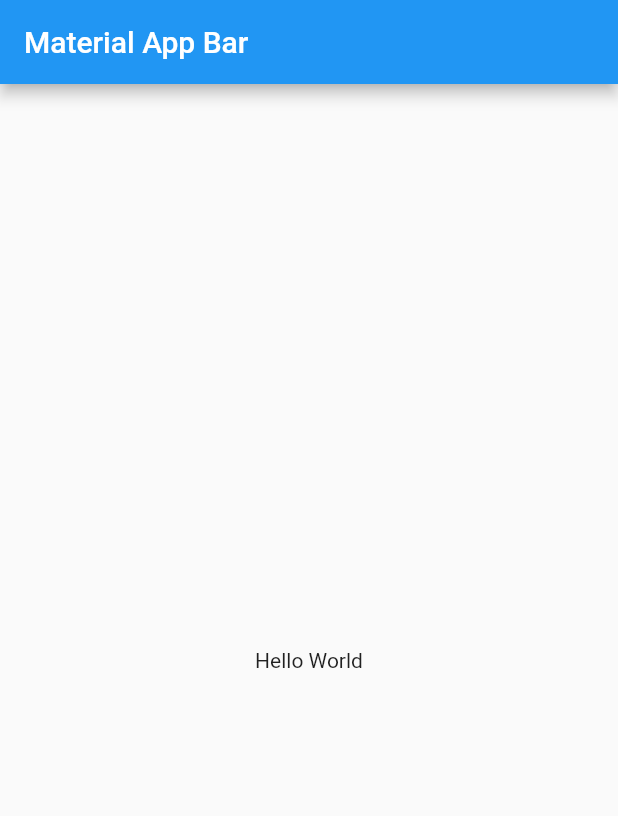
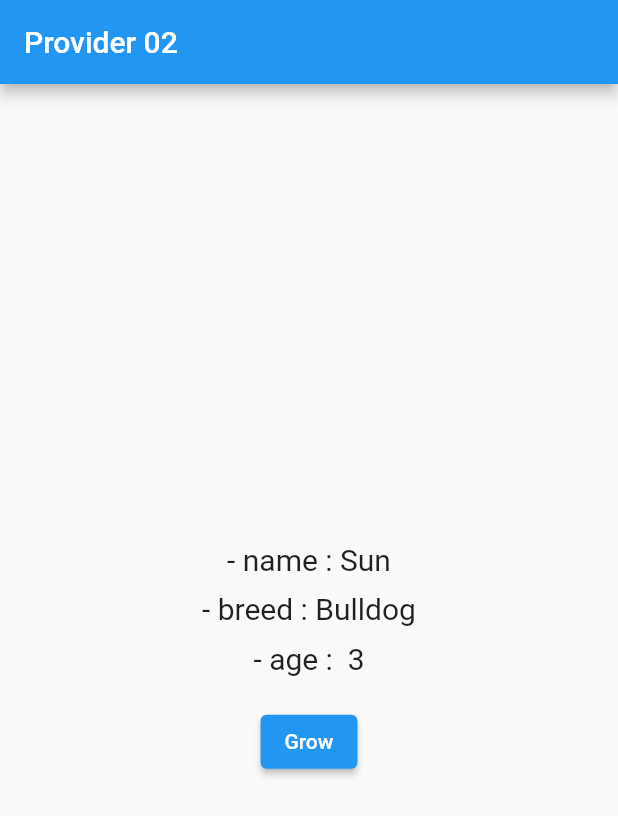
Before and after one commit to poseidonKey/heavyfran_provider_essioncial, a Flutter app: the screen it shows after launch, on a phone screen of 412 x 824 dp. Shown: the top 816 px of the screen. Run offline on Flutter 3.47's test engine with Material 2 defaults, Android fonts, the phone set to English and light mode, and no system bars.

Commit message:
강좌5번까지

```diff
--- a/provider_essioncial/lib/main.dart
+++ b/provider_essioncial/lib/main.dart
@@ -1,4 +1,6 @@
 import 'package:flutter/material.dart';
+import 'package:provider/provider.dart';
+import 'package:provider_essioncial/models/dog.dart';
 
 void main() => runApp(const MyApp());
 
@@ -7,16 +9,89 @@ class MyApp extends StatelessWidget {
 
   @override
   Widget build(BuildContext context) {
-    return MaterialApp(
-      title: 'Material App',
-      home: Scaffold(
-        appBar: AppBar(
-          title: const Text('Material App Bar'),
-        ),
-        body: const Center(
-          child: Text('Hello World'),
+    return Provider(
+      create: (BuildContext context) =>
+          Dog(name: 'Sun', breed: 'Bulldog', age: 3),
+      child: MaterialApp(
+          title: 'Provider 02',
+          debugShowCheckedModeBanner: false,
+          theme: ThemeData(primarySwatch: Colors.blue),
+          home: const MyHomePage()),
+    );
+  }
+}
+
+class MyHomePage extends StatelessWidget {
+  const MyHomePage({super.key});
+
+  @override
+  Widget build(BuildContext context) {
+    return Scaffold(
+      appBar: AppBar(
+        title: const Text('Provider 02'),
+      ),
+      body: Center(
+        child: Column(
+          mainAxisAlignment: MainAxisAlignment.center,
+          mainAxisSize: MainAxisSize.min,
+          children: [
+            Text(
+              '- name : ${Provider.of<Dog>(context).name}',
+              style: const TextStyle(fontSize: 20),
+            ),
+            const SizedBox(
+              height: 10,
+            ),
+            const BreedAndAge(),
+          ],
         ),
       ),
     );
   }
 }
+
+class BreedAndAge extends StatelessWidget {
+  const BreedAndAge({super.key});
+
+  @override
+  Widget build(BuildContext context) {
+    return Column(
+      mainAxisAlignment: MainAxisAlignment.center,
+      mainAxisSize: MainAxisSize.min,
+      children: [
+        Text(
+          '- breed : ${Provider.of<Dog>(context).breed}',
+          style: const TextStyle(fontSize: 20),
+        ),
+        const SizedBox(
+          height: 10,
+        ),
+        const Age(),
+      ],
+    );
+  }
+}
+
+class Age extends StatelessWidget {
+  const Age({super.key});
+
+  @override
+  Widget build(BuildContext context) {
+    return Column(
+        mainAxisAlignment: MainAxisAlignment.center,
+        mainAxisSize: MainAxisSize.min,
+        children: [
+          Text(
+            '- age :  ${Provider.of<Dog>(context).age}',
+            style: const TextStyle(fontSize: 20),
+          ),
+          const SizedBox(
+            height: 20,
+          ),
+          ElevatedButton(
+            onPressed: () => Provider.of<Dog>(context, listen: false).grow(),
+            child: const Text('Grow'),
+          ),
+        ]);
+  }
+}
--- /dev/null
+++ b/provider_essioncial/lib/models/dog.dart
@@ -0,0 +1,11 @@
+class Dog {
+  final String name;
+  final String breed;
+  int age;
+
+  Dog({required this.name, required this.breed, this.age = 1});
+  void grow() {
+    age++;
+    print('age : $age');
+  }
+}
```
